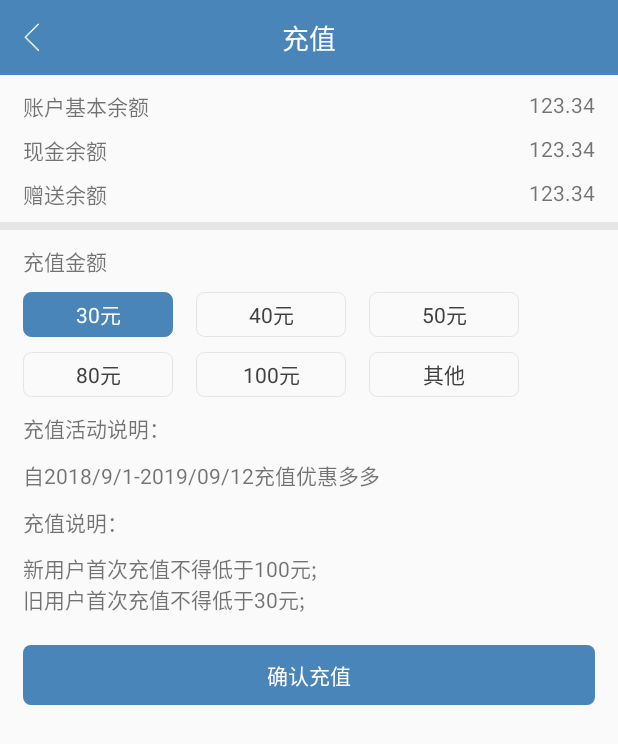
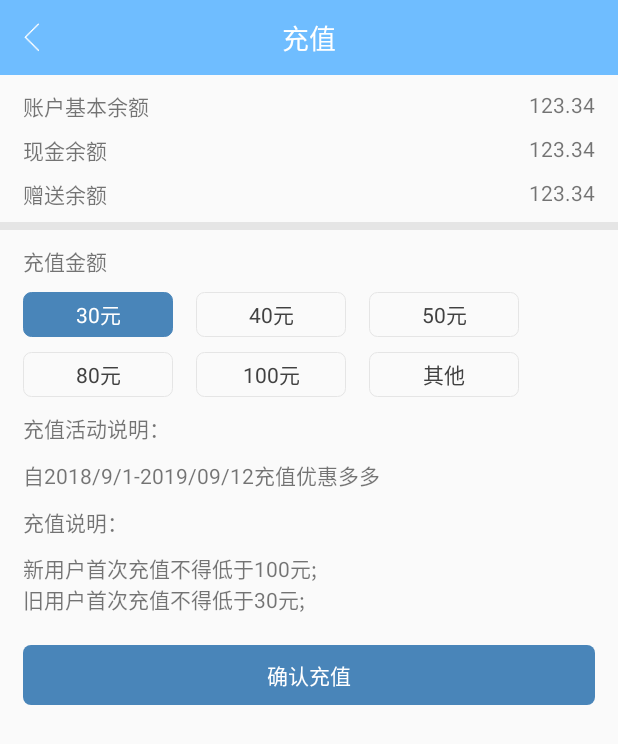
Before and after one commit to kotnekai/ZhiDeProject, an Android app: the RechargeActivity screen opened directly, with no data from a screen before it, on a phone screen of 412 x 824 dp. Shown: the top 744 px of the screen. Run offline under Robolectric (Android 15) with nearby library versions, the phone set to English and light mode, and no system bars; our stand-ins replace ButterKnife, CircleImageView, EventBus; libraries missing offline, so code that uses them is left out: com.alipay.sdk, com.tencent.mm.

Commit message:
支付宝

```diff
--- a/app/src/main/java/com/zhide/app/view/base/BaseActivity.java
+++ b/app/src/main/java/com/zhide/app/view/base/BaseActivity.java
@@ -133,7 +133,7 @@ public abstract class BaseActivity extends AppCompatActivity implements DrawerLa
         }
         int setColor;
         if (statusColor == 0) {
-            setColor = activity.getResources().getColor(R.color.bluetooth_btn_bg);
+            setColor = activity.getResources().getColor(R.color.title_or_button_bg);
         } else {
             setColor = activity.getResources().getColor(statusColor);
         }
--- a/app/src/main/res/layout/activity_base.xml
+++ b/app/src/main/res/layout/activity_base.xml
@@ -13,14 +13,14 @@
             android:id="@+id/tvTitleBar"
             android:layout_width="match_parent"
             android:layout_height="10dp"
-            android:background="@color/main_blue_color"
+            android:background="@color/title_or_button_bg"
             android:visibility="gone" />
 
         <RelativeLayout
             android:id="@+id/rlBaseTitleLayout"
             android:layout_width="match_parent"
             android:layout_height="@dimen/title_bar_height"
-            android:background="@color/main_blue_color">
+            android:background="@color/title_or_button_bg">
 
             <ImageView
                 android:id="@+id/ivGoBack"
```
